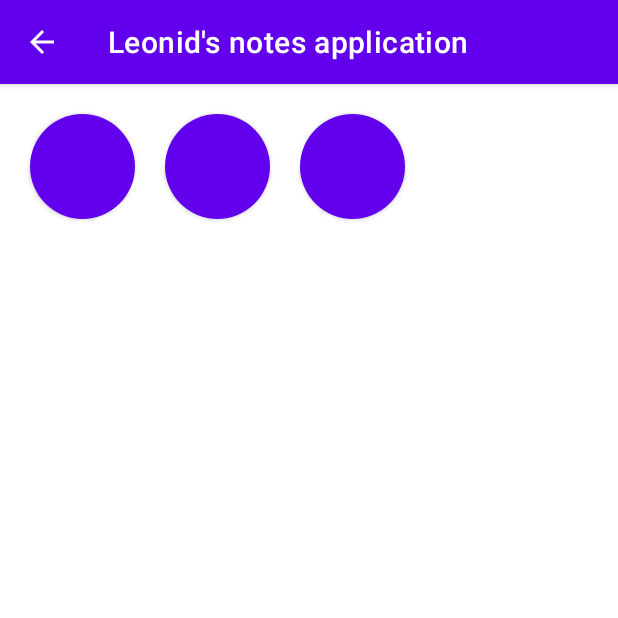
After one commit to Leonid06/note_app_by_leonid_06, an Android app: the SettingsFragment screen opened through its navigation route, on a phone screen of 412 x 824 dp, the top half of it. The commit adds this screen. Run offline under Robolectric (Android 15) with nearby library versions, the phone set to English and light mode, and no system bars; our stand-ins replace Dagger/Hilt's generated code.

Commit message:
blank for settings fragment

```diff
--- /dev/null
+++ b/app/src/main/java/com/example/leonidsnotesapplication/SettingsFragment.kt
@@ -0,0 +1,26 @@
+package com.example.leonidsnotesapplication
+
+import android.os.Bundle
+import androidx.fragment.app.Fragment
+import android.view.LayoutInflater
+import android.view.View
+import android.view.ViewGroup
+import androidx.fragment.app.viewModels
+import com.example.leonidsnotesapplication.presentation.notes_feature.NotesViewModel
+import dagger.hilt.android.AndroidEntryPoint
+
+
+@AndroidEntryPoint
+class SettingsFragment : Fragment() {
+
+    val vm : NotesViewModel by viewModels()
+    override fun onCreateView(
+        inflater: LayoutInflater, container: ViewGroup?,
+        savedInstanceState: Bundle?
+    ): View? {
+        // Inflate the layout for this fragment
+        return inflater.inflate(R.layout.fragment_settings, container, false)
+    }
+
+
+}
--- /dev/null
+++ b/app/src/main/res/layout/fragment_settings.xml
@@ -0,0 +1,35 @@
+<?xml version="1.0" encoding="utf-8"?>
+<androidx.constraintlayout.widget.ConstraintLayout xmlns:android="http://schemas.android.com/apk/res/android"
+    xmlns:tools="http://schemas.android.com/tools"
+    android:layout_width="match_parent"
+    android:layout_height="match_parent"
+    xmlns:app="http://schemas.android.com/apk/res-auto"
+    tools:context=".SettingsFragment">
+
+    <Button
+        android:id="@+id/default_color_button"
+        app:layout_constraintStart_toStartOf="parent"
+        app:layout_constraintTop_toTopOf="parent"
+        android:layout_width="70dp"
+        android:layout_height="70dp"
+        android:background="@drawable/default_round_button"
+        android:layout_margin="20dp"
+        />
+    <Button
+        android:id="@+id/color_button_1"
+        android:layout_width="70dp"
+        android:layout_height="70dp"
+        android:background = "@drawable/round_button_1"
+        android:layout_margin="20dp"
+        app:layout_constraintStart_toEndOf="@id/default_color_button"
+        app:layout_constraintTop_toTopOf="parent"
+        />
+    <Button
+        android:id="@+id/color_button_2"
+        android:layout_width="70dp"
+        android:layout_height="70dp"
+        android:background="@drawable/round_button_2"
+        android:layout_margin="20dp"
+        app:layout_constraintStart_toEndOf="@id/color_button_1"
+        app:layout_constraintTop_toTopOf="parent"/>
+</androidx.constraintlayout.widget.ConstraintLayout>
--- a/app/src/main/res/navigation/nav_graph.xml
+++ b/app/src/main/res/navigation/nav_graph.xml
@@ -19,10 +19,18 @@
             android:id="@+id/action_notesFragment_to_singleNoteFragment"
             app:destination="@id/singleNoteFragment"
             app:popUpTo="@id/notesFragment" />
+        <action
+            android:id="@+id/action_notesFragment_to_settingsFragment"
+            app:destination="@id/settingsFragment" />
     </fragment>
     <fragment
         android:id="@+id/singleNoteFragment"
         android:name="com.example.leonidsnotesapplication.presentation.single_note_feature.SingleNoteFragment"
         android:label="fragment_single_note"
         tools:layout="@layout/fragment_single_note" />
+    <fragment
+        android:id="@+id/settingsFragment"
+        android:name="com.example.leonidsnotesapplication.SettingsFragment"
+        android:label="fragment_settings"
+        tools:layout="@layout/fragment_settings" />
 </navigation>
--- a/build.gradle
+++ b/build.gradle
@@ -2,7 +2,7 @@
 plugins {
     id 'com.android.application' version '7.1.2' apply false
     id 'com.android.library' version '7.1.2' apply false
-    id 'org.jetbrains.kotlin.android' version '1.5.30' apply false
+    id 'org.jetbrains.kotlin.android' version '1.6.21' apply false
 
     id 'com.google.dagger.hilt.android' version '2.41' apply false
 
```
